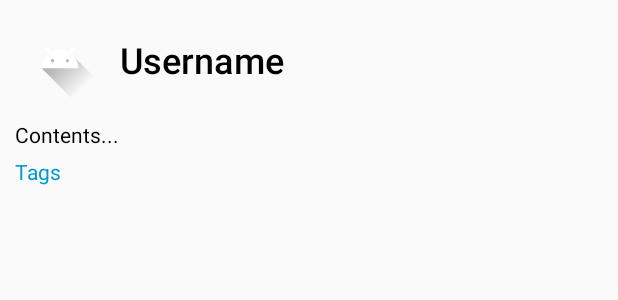
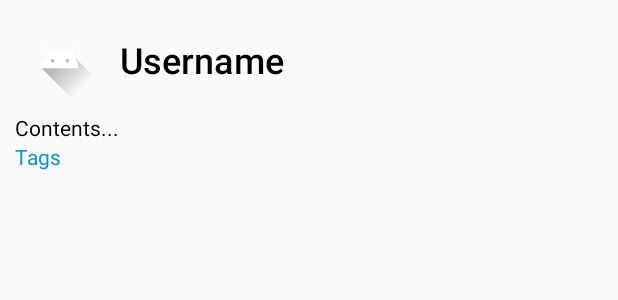
Before and after one commit to 701b/inskkagram, an Android app: the layout post_item.xml on its own in the app's theme, with its tools: preview values and no code run, on a phone screen of 412 x 824 dp. Shown: the top 300 px of the screen. Run offline under Robolectric (Android 15) with nearby library versions, the phone set to English and light mode, and no system bars.

Commit message:
solve loading problem

```diff
--- a/app/src/main/java/edu/skku/map/inskkagram/LoginActivity.java
+++ b/app/src/main/java/edu/skku/map/inskkagram/LoginActivity.java
@@ -103,6 +103,7 @@ public class LoginActivity extends AppCompatActivity {
 
             if (resultCode == RESULT_OK) {
                 usernameInput.setText(data.getStringExtra("username"));
+                passwordInput.setText("");
             }
         }
     }
--- a/app/src/main/res/layout/post_item.xml
+++ b/app/src/main/res/layout/post_item.xml
@@ -34,7 +34,7 @@
         android:id="@+id/post_content"
         android:layout_width="match_parent"
         android:layout_height="wrap_content"
-        android:layout_marginTop="10dp"
+        android:layout_marginTop="5dp"
         android:fontFamily="sans-serif"
         android:text="@string/contents_text"
         android:textColor="#000" />
@@ -43,7 +43,6 @@
         android:id="@+id/post_tags"
         android:layout_width="match_parent"
         android:layout_height="wrap_content"
-        android:layout_marginTop="5dp"
         android:fontFamily="sans-serif"
         android:text="@string/Tags_text"
         android:textColor="@android:color/holo_blue_dark" />
@@ -52,6 +51,6 @@
         android:id="@+id/post_content_image"
         android:layout_width="match_parent"
         android:layout_height="wrap_content"
-        android:layout_marginTop="10dp"
+        android:layout_marginTop="5dp"
         android:adjustViewBounds="true" />
 </LinearLayout>
```
Also changed, not shown: app/src/main/java/edu/skku/map/inskkagram/UserContentPostAdapter.java (+25 -12 lines).
